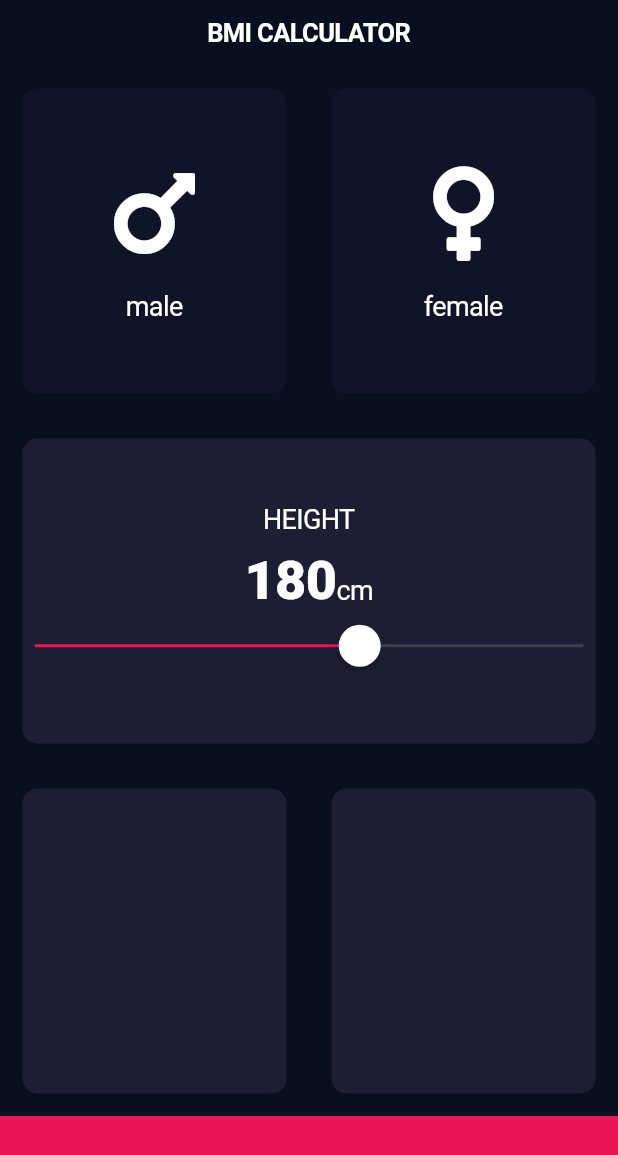
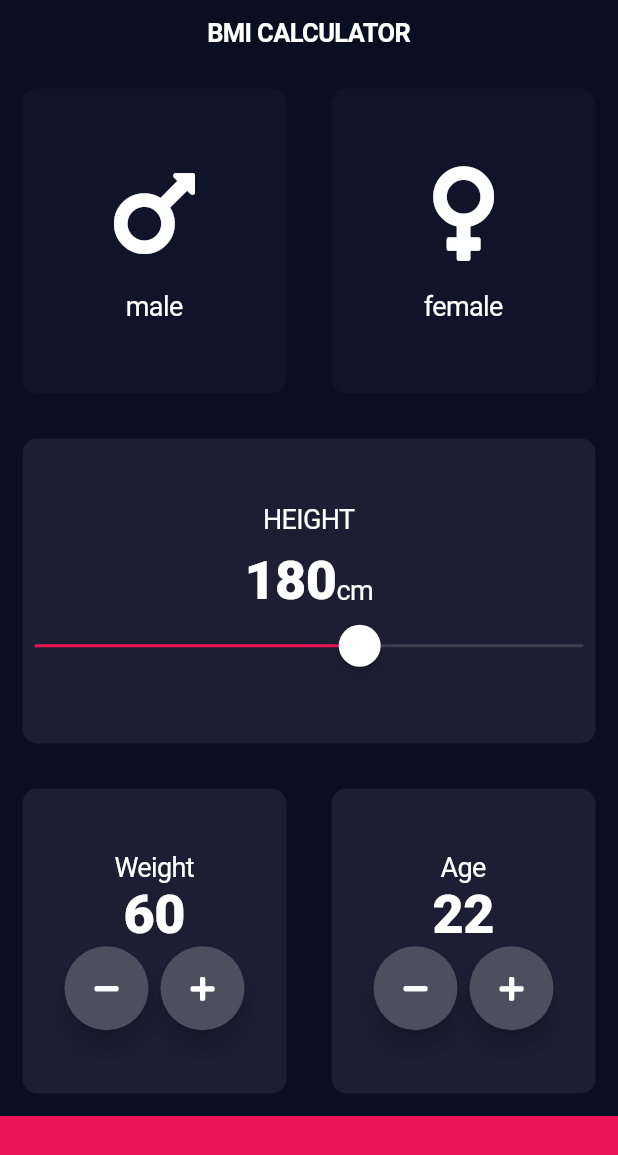
Before and after one commit to katratzi/flutter-udemy, a Flutter app: the screen it shows after launch, on a phone screen of 412 x 824 dp. Shown: the top 1155 px of the screen. Run offline on Flutter 3.47's test engine with Material 2 defaults, Android fonts, the phone set to English and light mode, and no system bars; our stand-ins replace font_awesome_flutter, google_fonts.

Commit message:
weight and age cards

```diff
--- a/flutter_bmi/lib/input_page.dart
+++ b/flutter_bmi/lib/input_page.dart
@@ -4,6 +4,7 @@
 import 'package:flutter/material.dart';
 // import 'package:flutter/material.dart';
 import 'package:flutter_bmi/reusable_card.dart';
+import 'package:flutter_bmi/round_icon_button.dart';
 import 'package:font_awesome_flutter/font_awesome_flutter.dart';
 
 import 'constants.dart';
@@ -25,6 +26,8 @@
 
   Gender gender;
   int height = 180;
+  int weight = 60;
+  int age = 22;
 
   @override
   Widget build(BuildContext context) {
@@ -129,11 +132,85 @@
                 Expanded(
                   child: ReusableCard(
                     color: kActiveCardColor,
+                    cardChild: Column(
+                      mainAxisAlignment: MainAxisAlignment.center,
+                      children: [
+                        Text(
+                          'Weight',
+                          style: kLabelTextStyle,
+                        ),
+                        Text(
+                          weight.toString(),
+                          style: kNumberStyle,
+                        ),
+                        Row(
+                          mainAxisAlignment: MainAxisAlignment.center,
+                          children: [
+                            RoundIconButton(
+                              onPressed: () {
+                                setState(() {
+                                  weight--;
+                                });
+                              },
+                              icon: FontAwesomeIcons.minus,
+                            ),
+                            SizedBox(
+                              width: 8,
+                            ),
+                            RoundIconButton(
+                              onPressed: () {
+                                setState(() {
+                                  weight++;
+                                });
+                              },
+                              icon: FontAwesomeIcons.plus,
+                            ),
+                          ],
+                        )
+                      ],
+                    ),
                   ),
                 ),
                 Expanded(
                   child: ReusableCard(
                     color: kActiveCardColor,
+                    cardChild: Column(
+                      mainAxisAlignment: MainAxisAlignment.center,
+                      children: [
+                        Text(
+                          'Age',
+                          style: kLabelTextStyle,
+                        ),
+                        Text(
+                          age.toString(),
+                          style: kNumberStyle,
+                        ),
+                        Row(
+                          mainAxisAlignment: MainAxisAlignment.center,
+                          children: [
+                            RoundIconButton(
+                              onPressed: () {
+                                setState(() {
+                                  age--;
+                                });
+                              },
+                              icon: FontAwesomeIcons.minus,
+                            ),
+                            SizedBox(
+                              width: 8,
+                            ),
+                            RoundIconButton(
+                              onPressed: () {
+                                setState(() {
+                                  age++;
+                                });
+                              },
+                              icon: FontAwesomeIcons.plus,
+                            ),
+                          ],
+                        )
+                      ],
+                    ),
                   ),
                 ),
               ],
--- /dev/null
+++ b/flutter_bmi/lib/round_icon_button.dart
@@ -0,0 +1,29 @@
+import 'package:flutter/cupertino.dart';
+import 'package:flutter/material.dart';
+import 'package:font_awesome_flutter/font_awesome_flutter.dart';
+
+class RoundIconButton extends StatelessWidget {
+  final onPressed;
+  final IconData icon;
+
+  RoundIconButton({@required this.onPressed, @required this.icon});
+
+  @override
+  Widget build(BuildContext context) {
+    return RawMaterialButton(
+      onPressed: onPressed,
+      elevation: 6,
+      constraints: BoxConstraints.tightFor(
+        width: 56,
+        height: 56,
+      ),
+      shape: CircleBorder(),
+      fillColor: Color(0xff4c4f5e),
+      child: FaIcon(
+        icon,
+        size: 18,
+        color: Colors.white,
+      ),
+    );
+  }
+}
```
